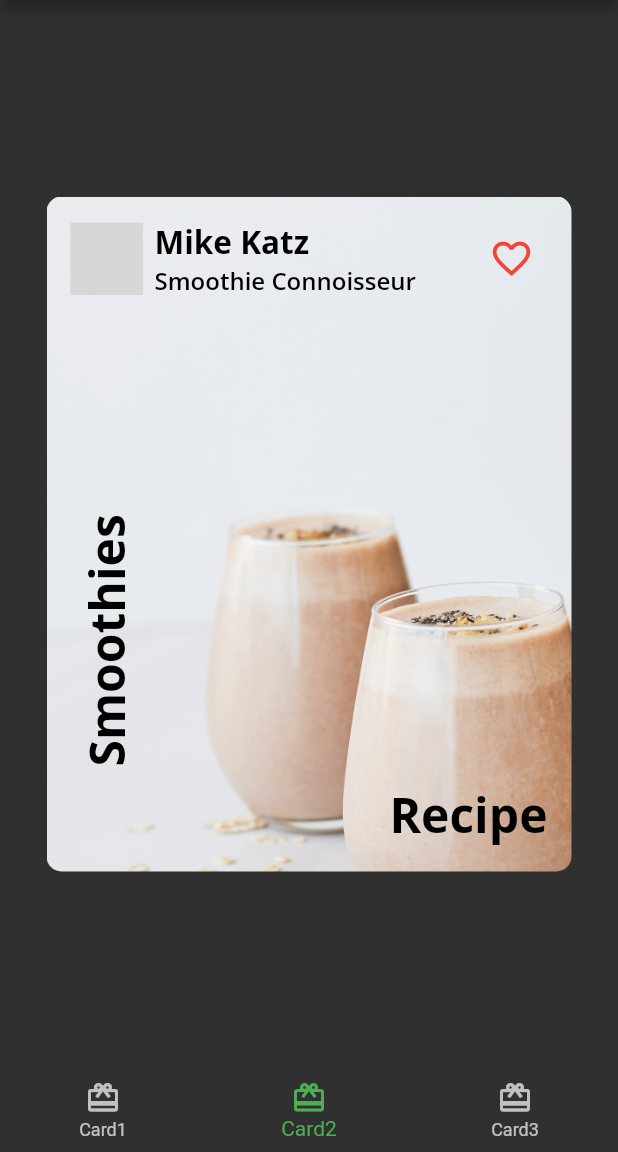
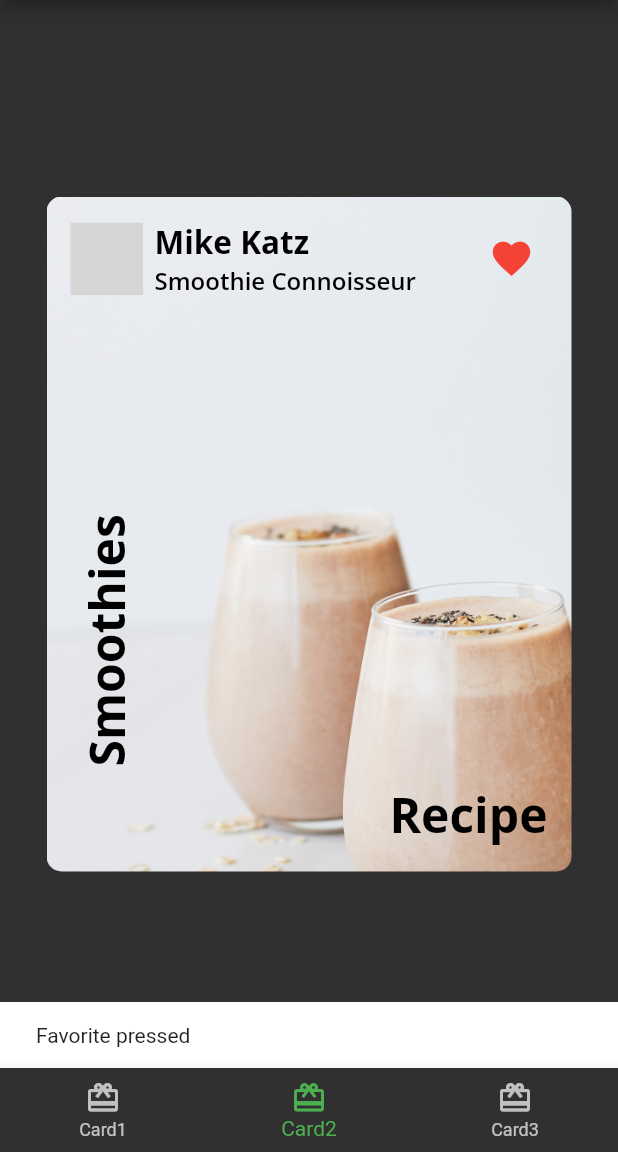
Before and after one commit to Kvaara/flutter_fooderlich_app, a Flutter app: the screen it shows after launch, item 2 of the bottom bar chosen, after a tap on the "favorite outline" icon, on a phone screen of 412 x 824 dp, the part 84-1236 px from its top. Run offline on Flutter 3.47's test engine with Material 2 defaults, Android fonts, the light colour scheme and no system bars; our stand-ins replace google_fonts; grey boxes are pictures that could not be loaded.

Commit message:
AuthorCard is now stateful and its state manages the heart icon between filled and not filled.

```diff
--- a/lib/author_card.dart
+++ b/lib/author_card.dart
@@ -55,12 +55,14 @@ class _AuthorCardState extends State<AuthorCard> {
             iconSize: 30,
             color: Colors.red[500],
             onPressed: () {
-              // const SnackBar snackBar =
-              //     SnackBar(content: Text("Favorite pressed"));
-              // ScaffoldMessenger.of(context).showSnackBar(snackBar);
-              _isFavorited = !_isFavorited;
+              setState(() {
+                const SnackBar snackBar =
+                    SnackBar(content: Text("Favorite pressed"));
+                ScaffoldMessenger.of(context).showSnackBar(snackBar);
+                _isFavorited = !_isFavorited;
+              });
             },
-            icon: const Icon(Icons.favorite_border),
+            icon: Icon(_isFavorited ? Icons.favorite : Icons.favorite_border),
           )
         ],
       ),
```
